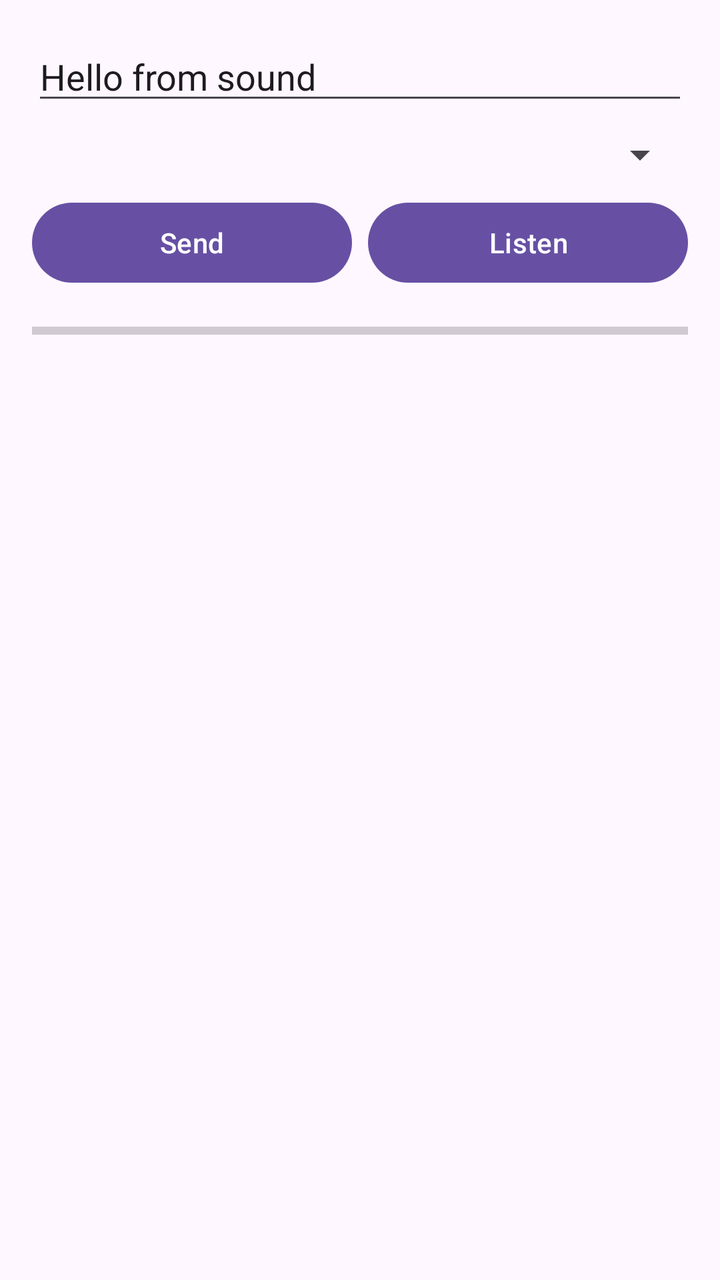
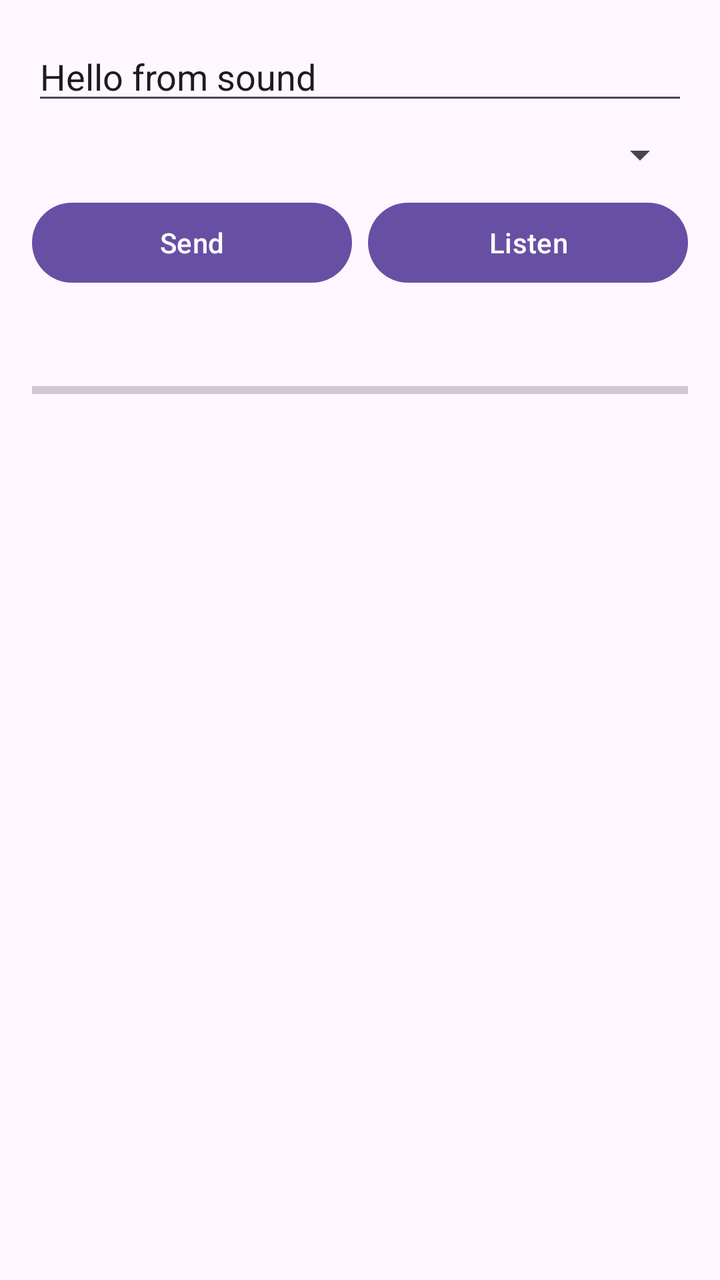

Screens rendered from an Android XML layout before and after an edit, with the pre-edit source and the edit as a unified diff.
<!-- AndroidManifest.xml: application theme Theme.Demo -->
<!-- res/layout/activity_main.xml -->
<?xml version="1.0" encoding="utf-8"?>
<LinearLayout xmlns:android="http://schemas.android.com/apk/res/android"
    android:layout_width="match_parent"
    android:layout_height="match_parent"
    android:orientation="vertical"
    android:padding="16dp"
    android:fitsSystemWindows="true">

    <EditText
        android:id="@+id/text"
        android:layout_width="match_parent"
        android:layout_height="wrap_content"
        android:hint="Text to send"
        android:text="Hello from sound"
        android:inputType="textMultiLine" />

    <Spinner
        android:id="@+id/band"
        android:layout_width="match_parent"
        android:layout_height="wrap_content"
        android:layout_marginTop="8dp" />

    <LinearLayout
        android:layout_width="match_parent"
        android:layout_height="wrap_content"
        android:layout_marginTop="8dp"
        android:orientation="horizontal">

        <com.google.android.material.button.MaterialButton
            android:id="@+id/send"
            android:layout_width="0dp"
            android:layout_height="wrap_content"
            android:layout_weight="1"
            android:text="Send" />

        <com.google.android.material.button.MaterialButton
            android:id="@+id/listen"
            android:layout_width="0dp"
            android:layout_height="wrap_content"
            android:layout_marginStart="8dp"
            android:layout_weight="1"
            android:text="Listen" />
    </LinearLayout>

    <ProgressBar
        android:id="@+id/level"
        style="?android:attr/progressBarStyleHorizontal"
        android:layout_width="match_parent"
        android:layout_height="wrap_content"
        android:layout_marginTop="12dp"
        android:max="100" />

    <ListView
        android:id="@+id/received"
        android:layout_width="match_parent"
        android:layout_height="0dp"
        android:layout_marginTop="8dp"
        android:layout_weight="1" />
</LinearLayout>
<!-- resources referenced by this layout -->
<resources>
  <style name="Theme.Demo" parent="Theme.Material3.DayNight.NoActionBar" />
</resources>

<!-- the commit's change to res/layout/activity_main.xml (unified diff, before → after) -->
@@ -42,6 +42,13 @@
             android:text="Listen" />
     </LinearLayout>
 
+    <TextView
+        android:id="@+id/status"
+        android:layout_width="match_parent"
+        android:layout_height="wrap_content"
+        android:layout_marginTop="8dp"
+        android:textSize="16sp" />
+
     <ProgressBar
         android:id="@+id/level"
         style="?android:attr/progressBarStyleHorizontal"
